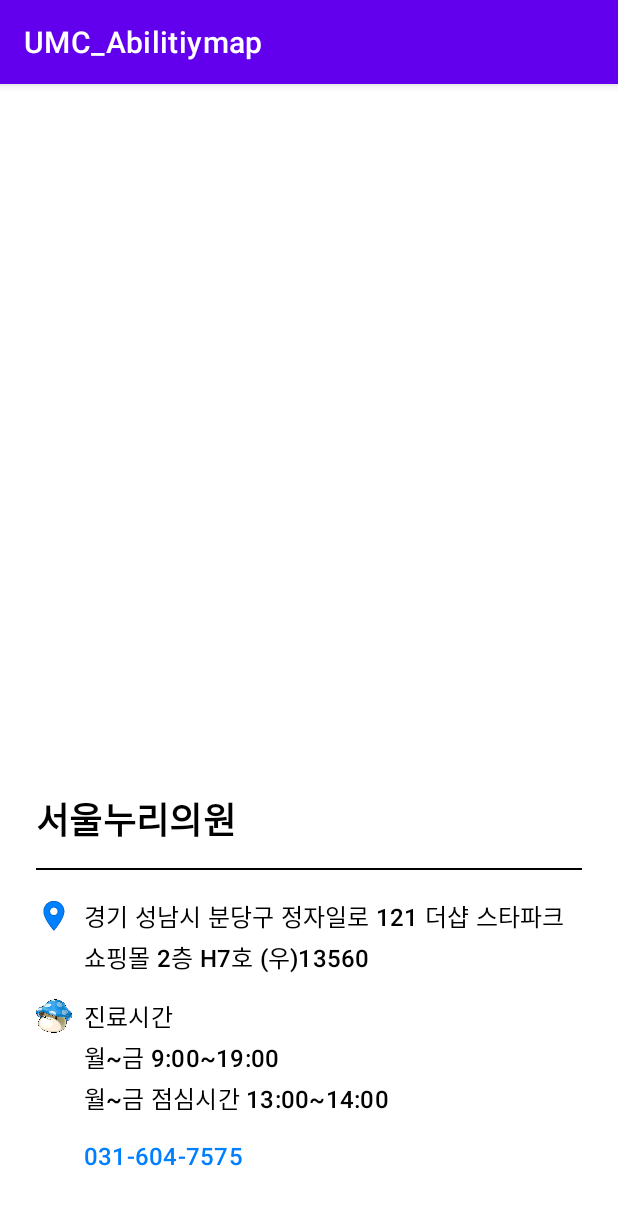
After one commit to JWdori/UMC_Hackathon, an Android app: the fragment LocationDetailFragment shown on its own in the app's theme, on a phone screen of 412 x 824 dp. The commit adds this screen. Shown: the top 1205 px of the screen. Run offline under Robolectric (Android 15) with nearby library versions, the phone set to English and light mode, and no system bars; 2 statements that could not run were skipped.

Commit message:
마커 세부정보

```diff
--- /dev/null
+++ b/app/src/main/java/com/abilitymap/LocationDetailFragment.java
@@ -0,0 +1,34 @@
+package com.abilitymap;
+
+import android.content.Context;
+import android.os.Bundle;
+import android.view.LayoutInflater;
+import android.view.View;
+import android.view.ViewGroup;
+
+import androidx.annotation.Nullable;
+import androidx.fragment.app.Fragment;
+
+import com.abilitymap.MainActivity;
+
+public class LocationDetailFragment extends Fragment {
+    MainActivity activity;
+
+    @Override
+    public void onAttach(Context context){
+        super.onAttach(context);
+        activity = (MainActivity) getActivity();
+    }
+    public void onDetach() {
+        super.onDetach();
+        activity = null;
+    }
+
+    @Nullable
+    @Override
+    public View onCreateView(LayoutInflater inflater, ViewGroup container, Bundle savedInstanceState){
+        ViewGroup rootView = (ViewGroup) inflater.inflate(R.layout.location_detail, container, false);
+        return rootView;
+    }
+
+}
--- a/app/src/main/java/com/abilitymap/MainActivity.java
+++ b/app/src/main/java/com/abilitymap/MainActivity.java
@@ -44,8 +44,9 @@ import java.util.ArrayList;
 import java.util.Arrays;
 import java.util.List;
 import java.util.Locale;
+import java.util.Set;
 
-public class MainActivity extends AppCompatActivity implements OnMapReadyCallback, Overlay.OnClickListener {
+public class MainActivity extends AppCompatActivity implements OnMapReadyCallback, Overlay.OnClickListener, SetMarker {
     private GpsTracker gpsTracker;
     private NaverMap naverMap;
     private FusedLocationSource locationSource;
@@ -161,9 +162,13 @@ public class MainActivity extends AppCompatActivity implements OnMapReadyCallbac
     public boolean onClick(@NonNull Overlay overlay) {
         if(overlay instanceof Marker){
             Toast.makeText(this.getApplicationContext(),"위험지역입니다",Toast.LENGTH_LONG).show();
+
+            LocationDetailFragment infoFragment = new LocationDetailFragment();
+            getSupportFragmentManager().beginTransaction().add(R.id.map, infoFragment).commit();
             return true;
         }
         return false;
+
     }
 
 
@@ -320,6 +325,26 @@ public class MainActivity extends AppCompatActivity implements OnMapReadyCallbac
         final TextView location_text = (TextView)findViewById(R.id.location_text);
 
 
+        latLngList.add(new LatLng(37.5670135,126.9783740));
+        latLngList.add(new LatLng(37.6670135,126.5783740));
+        latLngList.add(new LatLng(37.4670135,126.3783740));
+        latLngList.add(new LatLng(37.2670135,126.0783740));
+
+        setMarker(0,latLngList,"danger",naverMap);
+        setMarker(1,latLngList,"slope",naverMap);
+        setMarker(2,latLngList,"charger",naverMap);
+        setMarker(3,latLngList,"wheelchair",naverMap);
+
+
+        /*
+
+        Marker marker = new Marker();
+        marker.setPosition(latLngList.get(0));
+        marker.setMap(naverMap);
+
+        marker.setOnClickListener(this);
+
+*/
 
         /*
         final TextView textView_lat = findViewById(R.id.lat);
--- /dev/null
+++ b/app/src/main/java/com/abilitymap/SetMarker.java
@@ -0,0 +1,34 @@
+package com.abilitymap;
+
+import androidx.annotation.NonNull;
+
+import com.naver.maps.geometry.LatLng;
+import com.naver.maps.map.NaverMap;
+import com.naver.maps.map.overlay.Marker;
+import com.naver.maps.map.overlay.Overlay;
+import com.naver.maps.map.overlay.OverlayImage;
+
+import java.util.List;
+
+public interface SetMarker extends Overlay.OnClickListener {
+    public default void setMarker(int index,
+                                  List<LatLng> list, String markerType, NaverMap naverMap){
+
+        Marker marker = new Marker();
+        marker.setPosition(list.get(index));
+        marker.setWidth(100);
+        marker.setHeight(100);
+        switch(markerType){
+            case "danger": marker.setIcon(OverlayImage.fromResource(R.drawable.danger)); break;
+            case "slope": marker.setIcon(OverlayImage.fromResource(R.drawable.danger)); break;
+            case "charger": marker.setIcon(OverlayImage.fromResource(R.drawable.charge_icon)); break;
+            case "wheelchair": marker.setIcon(OverlayImage.fromResource(R.drawable.wheel_icon)); break;
+        }
+        marker.setMap(naverMap);
+
+        marker.setOnClickListener(this);
+    }
+
+    @Override
+    boolean onClick(@NonNull Overlay overlay);
+}
--- /dev/null
+++ b/app/src/main/res/layout/location_detail.xml
@@ -0,0 +1,162 @@
+<?xml version="1.0" encoding="utf-8"?>
+<androidx.constraintlayout.widget.ConstraintLayout xmlns:android="http://schemas.android.com/apk/res/android"
+    xmlns:tools="http://schemas.android.com/tools"
+    android:layout_width="match_parent"
+    android:layout_height="match_parent"
+    xmlns:app="http://schemas.android.com/apk/res-auto">
+
+    <!--<fragment
+        android:id="@+id/detail"
+        android:layout_width="match_parent"
+        android:layout_height="match_parent">-->
+
+    <androidx.constraintlayout.widget.ConstraintLayout
+        android:id="@+id/detail_layout"
+        android:layout_width="match_parent"
+        android:layout_height="320dp"
+        app:layout_constraintBottom_toBottomOf="parent"
+        app:layout_constraintStart_toStartOf="parent"
+        app:layout_constraintEnd_toEndOf="parent"
+        android:background="#ffffff"
+        android:padding="24dp"
+        >
+
+        <TextView
+            android:id="@+id/location_name_textView"
+            android:layout_width="wrap_content"
+            android:layout_height="wrap_content"
+            android:text="서울누리의원"
+
+            android:fontFamily="sans-serif"
+            android:textStyle="bold"
+            android:textSize="24sp"
+            android:textColor="#000000"
+            android:letterSpacing="0.01"
+            android:lineSpacingExtra="4.8sp"
+
+            app:layout_constraintTop_toTopOf="@id/detail_layout"
+            app:layout_constraintStart_toStartOf="@id/detail_layout"
+            app:layout_constraintBottom_toTopOf="@id/horizontal_line_view"
+            />
+
+        <View
+            android:id="@+id/horizontal_line_view"
+            android:layout_width="wrap_content"
+            android:layout_height="1dp"
+            android:background="@color/black"
+
+            app:layout_constraintTop_toBottomOf="@id/location_name_textView"
+            android:layout_marginTop="14.5dp"
+
+            />
+
+
+        <LinearLayout
+            android:id="@+id/location_detail_LL"
+            android:layout_width="match_parent"
+            android:layout_height="wrap_content"
+            app:layout_constraintTop_toBottomOf="@id/horizontal_line_view"
+            app:layout_constraintBottom_toTopOf="@id/hour_detail_LL"
+            app:layout_constraintStart_toStartOf="parent"
+            app:layout_constraintEnd_toEndOf="parent"
+            android:layout_marginTop="18.5dp"
+
+            >
+            <ImageView
+                android:id="@+id/location_icon_imageView"
+                android:layout_width="24dp"
+                android:layout_height="24dp"
+
+                android:src="@drawable/facility_icon"
+                />
+
+            <TextView
+                android:id="@+id/location_detail_textView"
+                android:layout_width="match_parent"
+                android:layout_height="wrap_content"
+
+                android:layout_marginStart="8dp"
+                android:text="경기 성남시 분당구 정자일로 121 더샵 스타파크 쇼핑몰 2층 H7호 (우)13560"
+
+                android:fontFamily="sans-serif-medium"
+                android:textStyle="normal"
+                android:textSize="16sp"
+                android:textColor="#000000"
+                android:letterSpacing="0.01"
+                android:lineSpacingExtra="3.2sp"
+                />
+        </LinearLayout>
+
+        <LinearLayout
+            android:id="@+id/hour_detail_LL"
+            android:layout_width="match_parent"
+            android:layout_height="wrap_content"
+            app:layout_constraintTop_toBottomOf="@id/location_detail_LL"
+            app:layout_constraintBottom_toTopOf="@id/phone_detail_LL"
+            app:layout_constraintStart_toStartOf="parent"
+            app:layout_constraintEnd_toEndOf="parent"
+
+            android:layout_marginTop="15dp"
+            >
+            <ImageView
+                android:id="@+id/hour_icon_imageView"
+                android:layout_width="24dp"
+                android:layout_height="24dp"
+                android:src="@drawable/danger"
+                />
+
+            <TextView
+                android:id="@+id/hour_detail_textView"
+                android:layout_width="match_parent"
+                android:layout_height="wrap_content"
+
+                android:layout_marginStart="8dp"
+                android:text="진료시간\n월~금 9:00~19:00\n월~금 점심시간 13:00~14:00"
+
+                android:fontFamily="sans-serif-medium"
+                android:textStyle="normal"
+                android:textSize="16sp"
+                android:textColor="#000000"
+                android:letterSpacing="0.01"
+                android:lineSpacingExtra="3.2sp"
+                />
+        </LinearLayout>
+
+        <LinearLayout
+            android:id="@+id/phone_detail_LL"
+            android:layout_width="match_parent"
+            android:layout_height="wrap_content"
+            app:layout_constraintTop_toBottomOf="@id/hour_detail_LL"
+            app:layout_constraintStart_toStartOf="parent"
+            app:layout_constraintEnd_toEndOf="parent"
+            android:layout_marginTop="15dp"
+            >
+            <ImageView
+                android:id="@+id/phone_icon_imageView"
+                android:layout_width="24dp"
+                android:layout_height="24dp"
+                android:src="@drawable/icon_emergency_call"
+                />
+
+            <TextView
+                android:id="@+id/phone_detail_textView"
+                android:layout_width="match_parent"
+                android:layout_height="wrap_content"
+
+                android:layout_marginStart="8dp"
+                android:text="031-604-7575"
+                android:fontFamily="sans-serif-medium"
+                android:textStyle="normal"
+                android:textSize="16sp"
+                android:textColor="#007fff"
+                android:letterSpacing="0.01"
+                android:lineSpacingExtra="3.2sp"
+
+                />
+        </LinearLayout>
+
+    </androidx.constraintlayout.widget.ConstraintLayout>
+    <!--
+        </fragment>-->
+
+</androidx.constraintlayout.widget.ConstraintLayout>
```
